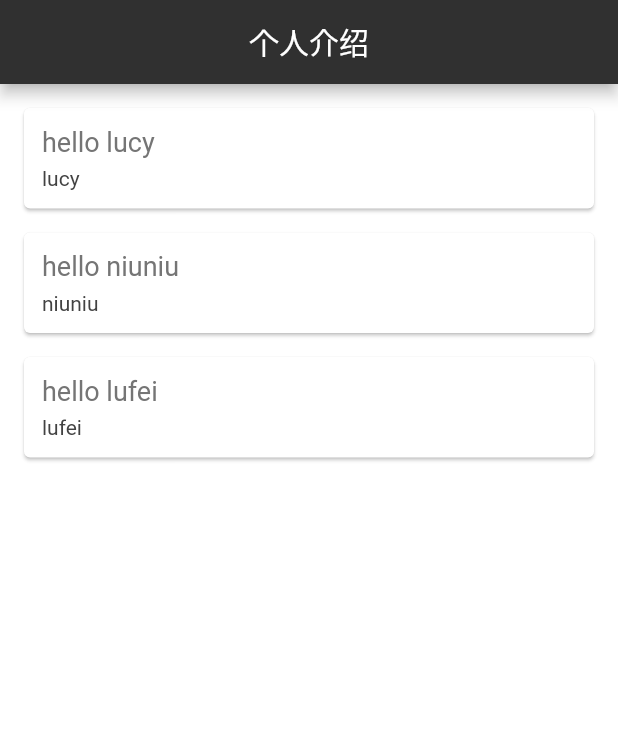
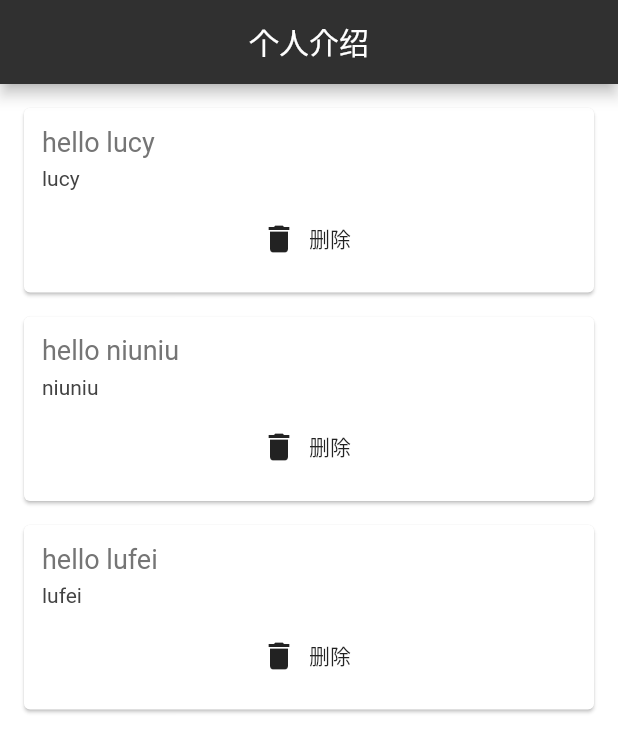
Before and after one commit to xjxujing/flutter-first-app, a Flutter app: the screen it shows after launch, on a phone screen of 412 x 824 dp. Shown: the top 752 px of the screen. Run offline on Flutter 3.47's test engine with Material 2 defaults, Android fonts, the phone set to English and light mode, and no system bars.

Commit message:
事件传递：数据在哪里，操作就在哪里

```diff
--- a/lib/datas_card.dart
+++ b/lib/datas_card.dart
@@ -2,9 +2,9 @@ import 'package:flutter/material.dart';
 import 'datas.dart';
 
 class DataCard extends StatelessWidget {
-  Datas data;
-
-  DataCard(this.data);
+  final Datas data;
+  final Function delete;
+  DataCard({this.data, this.delete});
 
   @override
   Widget build(BuildContext context) {
@@ -20,6 +20,12 @@ class DataCard extends StatelessWidget {
               SizedBox(height: 6.0),
               Text(data.author,
                   style: TextStyle(fontSize: 14.0, color: Colors.grey[800])),
+              SizedBox(height: 8.0),
+              FlatButton.icon(
+                onPressed: delete,
+                label: Text("删除"),
+                icon: Icon(Icons.delete),
+              )
             ],
           ),
         ));
--- a/lib/main.dart
+++ b/lib/main.dart
@@ -27,7 +27,14 @@ class _HomeState extends State<Home> {
       ),
       body: Column(
         // 这里使用封装的 widget
-        children: datas.map((data) => DataCard(data)).toList(),
+        children: datas.map((data) => DataCard(
+          data: data,
+          delete: (){
+            setState(() {
+              datas.remove(data);
+            });
+          }
+        )).toList(),
       ),
     );
   }
```
Lines whose indentation alone changed are shown as unchanged.
